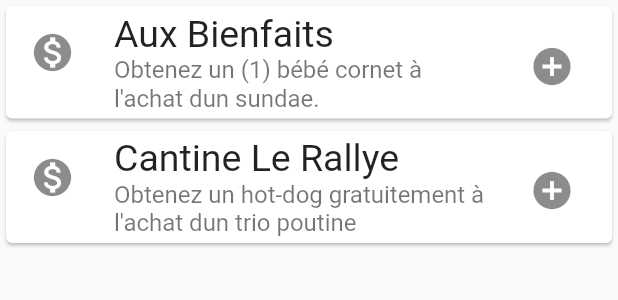
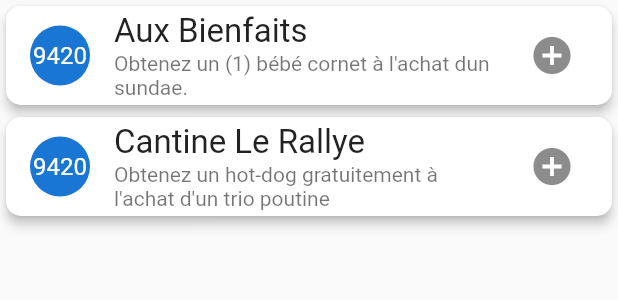
Before and after one commit to Sirmyself/HackQC2020, a Flutter app: the BodyLayout widget shown alone on an empty page, opened directly, on a phone screen of 412 x 824 dp. Shown: the top 300 px of the screen. Run offline on Flutter 3.47's test engine with Material 2 defaults, Android fonts, the light colour scheme and no system bars; our stand-ins replace google_maps_flutter, line_icons.

Commit message:
Ajustement de page Offres et Profil

```diff
--- a/parcoursa/lib/offre.dart
+++ b/parcoursa/lib/offre.dart
@@ -1,5 +1,6 @@
 import 'package:flutter/material.dart';
 import 'package:parcoursa/BottomNavigation.dart';
+import 'dart:math';
 
 
 class Offre extends StatefulWidget {
@@ -9,41 +10,15 @@
   }
 }
 
-// Widget _myListView(BuildContext context) {
-//   final titres = ['Aux Bienfaits', 'Cantine Le Rallye'];
-//   final soustitres = ['Obtenez un (1) bébé cornet à l\'achat d''un sundae.', 'Obtenez un hot-dog gratuitement à l\'achat d''un trio poutine'];
-
-//   final icons = [Icons.monetization_on, Icons.monetization_on];
-
-//   return ListView.builder(
-//     itemCount: titres.length,
-//     itemBuilder: (context, index) {
-//       return Card( //                           <-- Card widget
-//         child: ListTile(
-//           leading: Icon(icons[index], size: 30,),
-//           title: Text(titres[index], style: TextStyle(fontSize: 25)),
-//           trailing: IconButton(icon: Icon(Icons.add_circle, size: 30), onPressed: () {
-//             setState(() {
-//               titres.removeAt(index);
-//               soustitres.removeAt(index);
-//               icons.removeAt(index);
-//             });
-//           }),
-//           subtitle: Text(soustitres[index], style: TextStyle(fontSize: 16))
-//         ),
-//       );
-//     },
-//   );
-// }
-
 class _OffreState extends State<Offre> {
   @override
   Widget build(BuildContext context) {
     return Scaffold(
-        body: Padding(
-      padding: EdgeInsets.fromLTRB(10.0, 0, 10.0, 0),
+      body: Padding(
+      padding: EdgeInsets.fromLTRB(0, 0, 0, 0),
       child: Stack(
         children: <Widget>[
+          BottomNavagation(),
           Row(
             mainAxisAlignment: MainAxisAlignment.spaceBetween,
             children: <Widget>[
@@ -79,7 +54,7 @@
 class BodyLayoutState extends State<BodyLayout> {
 
   final titres = ['Aux Bienfaits', 'Cantine Le Rallye'];
-  final soustitres = ['Obtenez un (1) bébé cornet à l\'achat d''un sundae.', 'Obtenez un hot-dog gratuitement à l\'achat d''un trio poutine'];
+  final soustitres = ['Obtenez un (1) bébé cornet à l\'achat d''un sundae.', 'Obtenez un hot-dog gratuitement à l\'achat d\'un trio poutine'];
   final icons = [Icons.monetization_on, Icons.monetization_on];
 
   @override
@@ -92,14 +67,15 @@
       itemCount: titres.length,
       itemBuilder: (context, index) {
         return Card( //                           <-- Card widget
+          shape:
+            RoundedRectangleBorder(borderRadius: BorderRadius.circular(10.0)),
+            elevation: 3.0,
           child: ListTile(
-            leading: Icon(icons[index], size: 30,),
-            title: Text(titres[index], style: TextStyle(fontSize: 25)),
+            //leading: FlatButton.icon(onPressed: null, icon: Icon(icons[index], size: 30, color: Color(0xFF404A5C),), label: Text('13300')) ,
+            leading: CircleAvatar(child: Text(chiffreRandom().toString()),),
+            title: Text(titres[index], style: TextStyle(fontSize: 22)),
+            subtitle: Text(soustitres[index], style: TextStyle(fontSize: 14)),
             trailing: IconButton(icon: Icon(Icons.add_circle, size: 30), onPressed: () {
-              // setState(() {
-              //   titres.removeAt(index);
-              //   soustitres.removeAt(index);
-              //   icons.removeAt(index);
               showDialog(
                 context: context,
                 builder: (BuildContext context) {
@@ -157,10 +133,14 @@
                   );
               });
             }),
-            subtitle: Text(soustitres[index], style: TextStyle(fontSize: 16))
           ),
         );
       },
     );
   }
 }
+
+int chiffreRandom() {
+  var randomizer = new Random(); // can get a seed as a parameter
+  return randomizer.nextInt(10000);
+}
--- a/parcoursa/lib/profil.dart
+++ b/parcoursa/lib/profil.dart
@@ -173,10 +173,11 @@
                 Navigator.of(context).pushNamed('/offre');
               },
               child: Container(
-                height: 40.0,
+                height: 45.0,
                 decoration: BoxDecoration(
                   border: Border.all(),
                   color: Color(0xFF404A5C),
+                  borderRadius: BorderRadius.circular(10.0)
                 ),
                 child: Center(
                   child: Text(
@@ -198,9 +199,10 @@
                 Navigator.of(context).pushNamed('/coupons');
               },
               child: Container(
-                height: 40.0,
+                height: 45.0,
                 decoration: BoxDecoration(
                   border: Border.all(),
+                  borderRadius: BorderRadius.circular(10.0)
                 ),
                 child: Center(
                   child: Padding(
```
